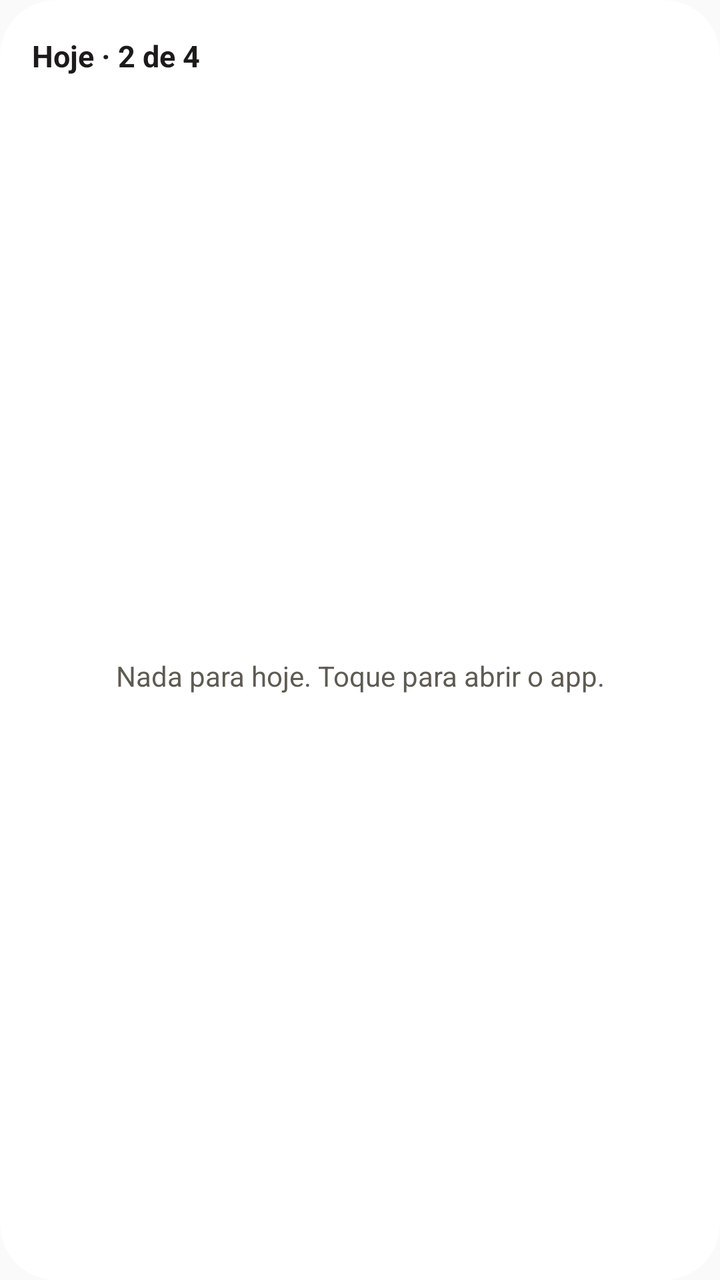
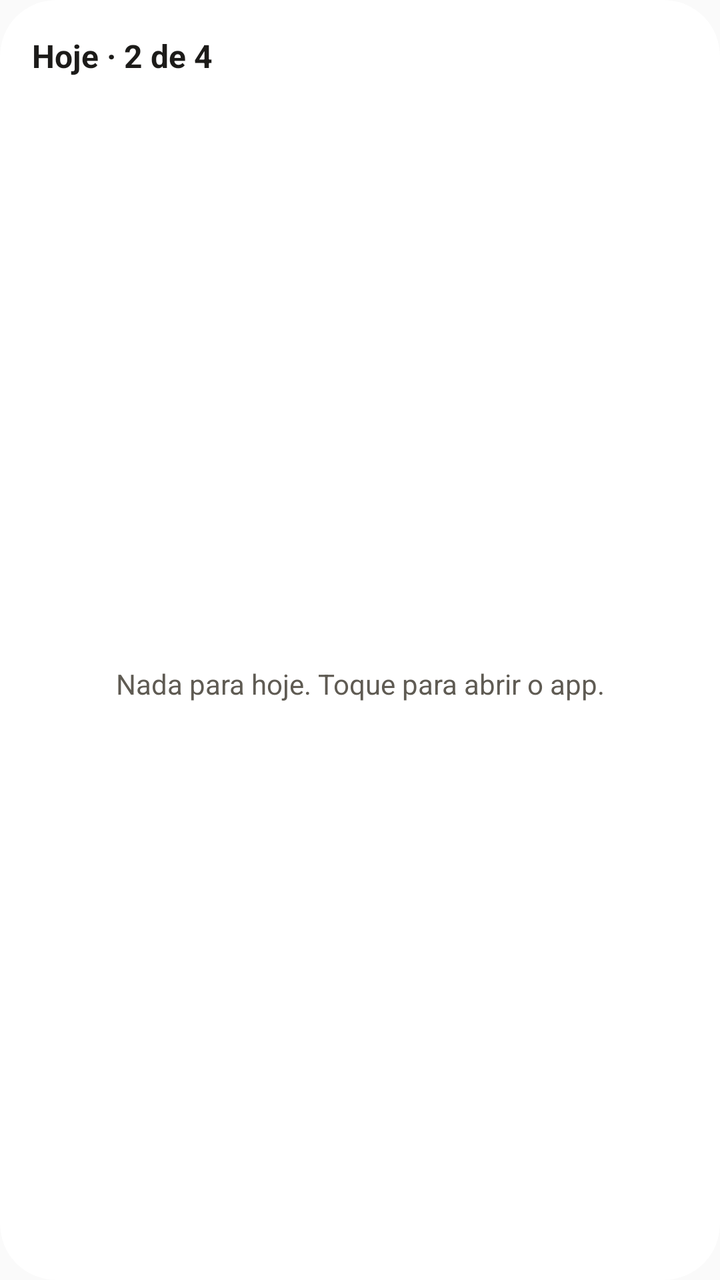

An Android layout rendered at two revisions. The XML below is the earlier revision; the diff shows what the commit changed to produce the second picture.
<!-- AndroidManifest.xml: application theme AppTheme -->
<!-- res/layout/widget_hoje.xml -->
<?xml version="1.0" encoding="utf-8"?>
<LinearLayout xmlns:android="http://schemas.android.com/apk/res/android"
    android:id="@android:id/background"
    android:layout_width="match_parent"
    android:layout_height="match_parent"
    android:background="@drawable/widget_fundo"
    android:clipToOutline="true"
    android:orientation="vertical"
    android:paddingStart="16dp"
    android:paddingTop="12dp"
    android:paddingEnd="16dp"
    android:paddingBottom="8dp">

    <TextView
        android:id="@+id/hoje_cabecalho"
        android:layout_width="match_parent"
        android:layout_height="wrap_content"
        android:maxLines="1"
        android:minHeight="32dp"
        android:gravity="center_vertical"
        android:text="@string/widget_previa_cabecalho"
        android:textColor="@color/widget_texto"
        android:textSize="15sp"
        android:textStyle="bold" />

    <FrameLayout
        android:layout_width="match_parent"
        android:layout_height="0dp"
        android:layout_weight="1">

        <ListView
            android:id="@+id/hoje_lista"
            android:layout_width="match_parent"
            android:layout_height="match_parent"
            android:divider="@null"
            android:dividerHeight="0dp" />

        <TextView
            android:id="@+id/hoje_vazio"
            android:layout_width="match_parent"
            android:layout_height="match_parent"
            android:gravity="center"
            android:text="@string/widget_hoje_vazio"
            android:textColor="@color/widget_texto_suave"
            android:textSize="14sp" />
    </FrameLayout>
</LinearLayout>
<!-- resources referenced by this layout -->
<resources>
  <color name="widget_texto">#1C1B19</color>
  <color name="widget_texto_suave">#5F5B53</color>
  <!-- drawable widget_fundo (drawable) -->
  <?xml version="1.0" encoding="utf-8"?>
  <shape xmlns:android="http://schemas.android.com/apk/res/android" android:shape="rectangle">
      <solid android:color="@color/widget_superficie" />
      <corners android:radius="@dimen/widget_raio" />
  </shape>
  <string name="widget_hoje_vazio">Nada para hoje. Toque para abrir o app.</string>
  <string name="widget_previa_cabecalho">Hoje · 2 de 4</string>
  <style name="AppTheme" parent="Theme.AppCompat.DayNight.NoActionBar">
          <item name="colorPrimary">@color/colorPrimary</item>
          <item name="colorPrimaryDark">@color/colorPrimaryDark</item>
          <item name="colorAccent">@color/colorAccent</item>
      </style>
  <color name="widget_superficie">#FFFFFF</color>
  <dimen name="widget_raio">16dp</dimen>
  <color name="colorPrimary">#6B3FA0</color>
  <color name="colorPrimaryDark">#4A3270</color>
  <color name="colorAccent">#6B3FA0</color>
</resources>

<!-- the commit's change to res/layout/widget_hoje.xml (unified diff, before → after) -->
@@ -7,7 +7,7 @@
     android:clipToOutline="true"
     android:orientation="vertical"
     android:paddingStart="16dp"
-    android:paddingTop="12dp"
+    android:paddingTop="4dp"
     android:paddingEnd="16dp"
     android:paddingBottom="8dp">
 
@@ -15,12 +15,13 @@
         android:id="@+id/hoje_cabecalho"
         android:layout_width="match_parent"
         android:layout_height="wrap_content"
+        android:ellipsize="end"
         android:maxLines="1"
-        android:minHeight="32dp"
+        android:minHeight="48dp"
         android:gravity="center_vertical"
         android:text="@string/widget_previa_cabecalho"
         android:textColor="@color/widget_texto"
-        android:textSize="15sp"
+        android:textSize="16sp"
         android:textStyle="bold" />
 
     <FrameLayout
